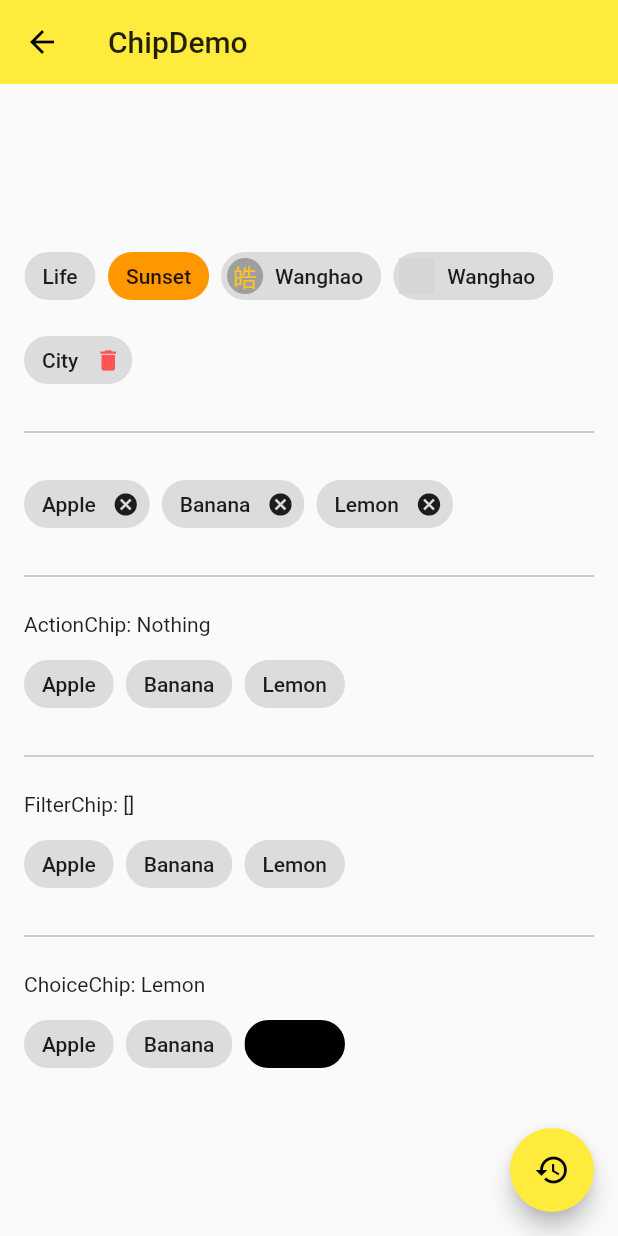
After one commit to judastatus/helloflutter, a Flutter app: the ChipDemo screen opened directly, on a phone screen of 412 x 824 dp. The commit adds this screen. Run offline on Flutter 3.47's test engine with Material 2 defaults, Android fonts, the phone set to English and light mode, and no system bars; missing offline and left inert: dart:ffi; network calls fail; grey boxes are pictures that could not be loaded.

Commit message:
feat:mdc

```diff
--- /dev/null
+++ b/lib/demo/chip_demo.dart
@@ -0,0 +1,177 @@
+import 'package:flutter/material.dart';
+
+class ChipDemo extends StatefulWidget {
+  @override
+  _ChipDemoState createState() => _ChipDemoState();
+}
+
+class _ChipDemoState extends State<ChipDemo> {
+  List<String> _tags = [
+    'Apple',
+    'Banana',
+    'Lemon',
+  ];
+
+  String _action = 'Nothing';
+  List<String> _selected = [];
+  String _choice = 'Lemon';
+
+  @override
+  Widget build(BuildContext context) {
+    return Scaffold(
+      appBar: AppBar(
+        title: Text('ChipDemo'),
+        elevation: 0.0,
+      ),
+      body: Container(
+        padding: EdgeInsets.all(16.0),
+        child: Column(
+          mainAxisAlignment: MainAxisAlignment.center,
+          children: <Widget>[
+            Wrap(
+              spacing: 8.0,
+              runSpacing: 8.0,
+              children: <Widget>[
+                Chip(
+                  label: Text('Life'),
+                ),
+                Chip(
+                  label: Text('Sunset'),
+                  backgroundColor: Colors.orange,
+                ),
+                Chip(
+                  label: Text('Wanghao'),
+                  avatar: CircleAvatar(
+                    backgroundColor: Colors.grey,
+                    child: Text('皓'),
+                  ),
+                ),
+                Chip(
+                  label: Text('Wanghao'),
+                  avatar: CircleAvatar(
+                    backgroundImage: NetworkImage(
+                        'https://resources.ninghao.net/images/wanghao.jpg'),
+                  ),
+                ),
+                Chip(
+                  label: Text('City'),
+                  onDeleted: () {},
+                  deleteIcon: Icon(Icons.delete),
+                  deleteIconColor: Colors.redAccent,
+                  deleteButtonTooltipMessage: 'Remove this tag',
+                ),
+                Divider(
+                  color: Colors.grey,
+                  height: 32.0,
+                  // indent: 32.0,
+                ),
+                Wrap(
+                  spacing: 8.0,
+                  children: _tags.map((tag) {
+                    return Chip(
+                      label: Text(tag),
+                      onDeleted: () {
+                        setState(() {
+                          _tags.remove(tag);
+                        });
+                      },
+                    );
+                  }).toList(),
+                ),
+                Divider(
+                  color: Colors.grey,
+                  height: 32.0,
+                  // indent: 32.0,
+                ),
+                Container(
+                  width: double.infinity,
+                  child: Text('ActionChip: $_action'),
+                ),
+                Wrap(
+                  spacing: 8.0,
+                  children: _tags.map((tag) {
+                    return ActionChip(
+                      label: Text(tag),
+                      onPressed: () {
+                        setState(() {
+                          _action = tag;
+                        });
+                      },
+                    );
+                  }).toList(),
+                ),
+                Divider(
+                  color: Colors.grey,
+                  height: 32.0,
+                  // indent: 32.0,
+                ),
+                Container(
+                  width: double.infinity,
+                  child: Text('FilterChip: ${_selected.toString()}'),
+                ),
+                Wrap(
+                  spacing: 8.0,
+                  children: _tags.map((tag) {
+                    return FilterChip(
+                      label: Text(tag),
+                      selected: _selected.contains(tag),
+                      onSelected: (value) {
+                        setState(() {
+                          if (_selected.contains(tag)) {
+                            _selected.remove(tag);
+                          } else {
+                            _selected.add(tag);
+                          }
+                        });
+                      },
+                    );
+                  }).toList(),
+                ),
+                Divider(
+                  color: Colors.grey,
+                  height: 32.0,
+                  // indent: 32.0,
+                ),
+                Container(
+                  width: double.infinity,
+                  child: Text('ChoiceChip: $_choice'),
+                ),
+                Wrap(
+                  spacing: 8.0,
+                  children: _tags.map((tag) {
+                    return ChoiceChip(
+                      label: Text(tag),
+                      selectedColor: Colors.black,
+                      selected: _choice == tag,
+                      onSelected: (value) {
+                        setState(() {
+                          _choice = tag;
+                        });
+                      },
+                    );
+                  }).toList(),
+                ),
+              ],
+            ),
+          ],
+        ),
+      ),
+      floatingActionButton: FloatingActionButton(
+        child: Icon(Icons.restore),
+        onPressed: () {
+          setState(() {
+            _tags = [
+              'Apple',
+              'Banana',
+              'Lemon',
+            ];
+
+            _selected = [];
+
+            _choice = 'Lemon';
+          });
+        },
+      ),
+    );
+  }
+}
--- a/lib/model/post.dart
+++ b/lib/model/post.dart
@@ -1,5 +1,5 @@
 class Post {
-  const Post({
+  Post({
     this.title,
     this.author,
     this.imageUrl,
@@ -10,6 +10,8 @@ class Post {
   final String author;
   final String imageUrl;
   final String description;
+
+  bool selected = false;
 }
 
 final List<Post> posts = [
```
Also changed, not shown: lib/demo/card_demo.dart (added, +73 -0 lines), lib/demo/component_demo.dart (+11 -0 lines), lib/demo/data_table_demo.dart (added, +76 -0 lines), lib/demo/paingated_data_table_demo.dart (added, +103 -0 lines), lib/demo/stepper_demo.dart (added, +73 -0 lines).
